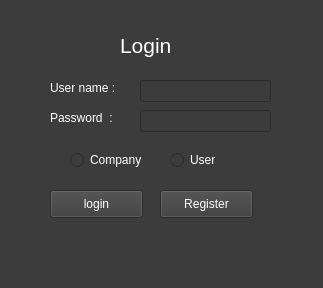
The window that ui_form/Login_UI.ui (Sirawap/PathFinder-Project) describes before a commit, drawn with Qt 5.
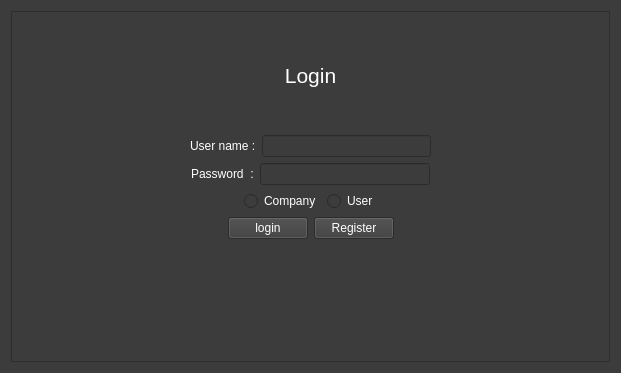
The same window after the commit.

What changed in the file:
```diff
--- a/ui_form/Login_UI.ui
+++ b/ui_form/Login_UI.ui
@@ -6,8 +6,8 @@
    <rect>
     <x>0</x>
     <y>0</y>
-    <width>323</width>
-    <height>288</height>
+    <width>621</width>
+    <height>373</height>
    </rect>
   </property>
   <property name="windowTitle">
@@ -43,47 +43,60 @@
 }
 </string>
   </property>
-  <widget class="QRadioButton" name="radioButton">
+  <layout class="QVBoxLayout" name="verticalLayout_2">
+   <item>
+    <widget class="QScrollArea" name="scrollArea">
+     <property name="widgetResizable">
+      <bool>true</bool>
+     </property>
+     <widget class="QWidget" name="scrollAreaWidgetContents">
    <property name="geometry">
     <rect>
-     <x>70</x>
-     <y>150</y>
-     <width>95</width>
-     <height>20</height>
-    </rect>
-   </property>
+        <x>0</x>
+        <y>0</y>
+        <width>601</width>
+        <height>353</height>
+       </rect>
+      </property>
+      <layout class="QVBoxLayout" name="verticalLayout">
+       <item>
+        <widget class="QLabel" name="label_3">
+         <property name="font">
+          <font>
+           <pointsize>16</pointsize>
+           <weight>50</weight>
+           <italic>false</italic>
+           <bold>false</bold>
+          </font>
+         </property>
    <property name="styleSheet">
     <string notr="true"/>
    </property>
    <property name="text">
-    <string>Company</string>
-   </property>
-  </widget>
-  <widget class="QRadioButton" name="radioButton_2">
-   <property name="geometry">
-    <rect>
-     <x>170</x>
-     <y>150</y>
-     <width>95</width>
+          <string>Login</string>
+         </property>
+         <property name="alignment">
+          <set>Qt::AlignCenter</set>
+         </property>
+        </widget>
+       </item>
+       <item>
+        <layout class="QHBoxLayout" name="horizontalLayout">
+         <item>
+          <spacer name="horizontalSpacer_5">
+           <property name="orientation">
+            <enum>Qt::Horizontal</enum>
+           </property>
+           <property name="sizeHint" stdset="0">
+            <size>
+             <width>40</width>
      <height>20</height>
-    </rect>
-   </property>
-   <property name="styleSheet">
-    <string notr="true"/>
-   </property>
-   <property name="text">
-    <string>User</string>
-   </property>
-  </widget>
+            </size>
+           </property>
+          </spacer>
+         </item>
+         <item>
   <widget class="QLabel" name="label">
-   <property name="geometry">
-    <rect>
-     <x>50</x>
-     <y>80</y>
-     <width>81</width>
-     <height>16</height>
-    </rect>
-   </property>
    <property name="styleSheet">
     <string notr="true"/>
    </property>
@@ -91,31 +104,9 @@
     <string>User name :</string>
    </property>
   </widget>
-  <widget class="QLabel" name="label_2">
-   <property name="geometry">
-    <rect>
-     <x>50</x>
-     <y>110</y>
-     <width>81</width>
-     <height>16</height>
-    </rect>
-   </property>
-   <property name="styleSheet">
-    <string notr="true"/>
-   </property>
-   <property name="text">
-    <string>Password  :</string>
-   </property>
-  </widget>
+         </item>
+         <item>
   <widget class="QLineEdit" name="username">
-   <property name="geometry">
-    <rect>
-     <x>140</x>
-     <y>80</y>
-     <width>131</width>
-     <height>22</height>
-    </rect>
-   </property>
    <property name="layoutDirection">
     <enum>Qt::LeftToRight</enum>
    </property>
@@ -129,15 +120,49 @@
     <bool>true</bool>
    </property>
   </widget>
+         </item>
+         <item>
+          <spacer name="horizontalSpacer_6">
+           <property name="orientation">
+            <enum>Qt::Horizontal</enum>
+           </property>
+           <property name="sizeHint" stdset="0">
+            <size>
+             <width>40</width>
+             <height>20</height>
+            </size>
+           </property>
+          </spacer>
+         </item>
+        </layout>
+       </item>
+       <item>
+        <layout class="QHBoxLayout" name="horizontalLayout_2">
+         <item>
+          <spacer name="horizontalSpacer_7">
+           <property name="orientation">
+            <enum>Qt::Horizontal</enum>
+           </property>
+           <property name="sizeHint" stdset="0">
+            <size>
+             <width>40</width>
+             <height>20</height>
+            </size>
+           </property>
+          </spacer>
+         </item>
+         <item>
+          <widget class="QLabel" name="label_2">
+           <property name="styleSheet">
+            <string notr="true"/>
+           </property>
+           <property name="text">
+            <string>Password  :</string>
+           </property>
+          </widget>
+         </item>
+         <item>
   <widget class="QLineEdit" name="password">
-   <property name="geometry">
-    <rect>
-     <x>140</x>
-     <y>110</y>
-     <width>131</width>
-     <height>22</height>
-    </rect>
-   </property>
    <property name="autoFillBackground">
     <bool>false</bool>
    </property>
@@ -154,15 +179,89 @@
     <enum>QLineEdit::Password</enum>
    </property>
   </widget>
+         </item>
+         <item>
+          <spacer name="horizontalSpacer_8">
+           <property name="orientation">
+            <enum>Qt::Horizontal</enum>
+           </property>
+           <property name="sizeHint" stdset="0">
+            <size>
+             <width>40</width>
+             <height>20</height>
+            </size>
+           </property>
+          </spacer>
+         </item>
+        </layout>
+       </item>
+       <item>
+        <layout class="QHBoxLayout" name="horizontalLayout_3">
+         <item>
+          <spacer name="horizontalSpacer">
+           <property name="orientation">
+            <enum>Qt::Horizontal</enum>
+           </property>
+           <property name="sizeHint" stdset="0">
+            <size>
+             <width>40</width>
+             <height>20</height>
+            </size>
+           </property>
+          </spacer>
+         </item>
+         <item>
+          <widget class="QRadioButton" name="radioButton">
+           <property name="styleSheet">
+            <string notr="true"/>
+           </property>
+           <property name="text">
+            <string>Company</string>
+           </property>
+          </widget>
+         </item>
+         <item>
+          <widget class="QRadioButton" name="radioButton_2">
+           <property name="styleSheet">
+            <string notr="true"/>
+           </property>
+           <property name="text">
+            <string>User</string>
+           </property>
+          </widget>
+         </item>
+         <item>
+          <spacer name="horizontalSpacer_2">
+           <property name="orientation">
+            <enum>Qt::Horizontal</enum>
+           </property>
+           <property name="sizeHint" stdset="0">
+            <size>
+             <width>40</width>
+             <height>20</height>
+            </size>
+           </property>
+          </spacer>
+         </item>
+        </layout>
+       </item>
+       <item>
+        <layout class="QHBoxLayout" name="horizontalLayout_4">
+         <item>
+          <spacer name="horizontalSpacer_3">
+           <property name="orientation">
+            <enum>Qt::Horizontal</enum>
+           </property>
+           <property name="sizeHint" stdset="0">
+            <size>
+             <width>40</width>
+             <height>20</height>
+            </size>
+           </property>
+          </spacer>
+         </item>
+         <item>
   <widget class="QPushButton" name="login_b">
-   <property name="geometry">
-    <rect>
-     <x>50</x>
-     <y>190</y>
-     <width>93</width>
-     <height>28</height>
-    </rect>
-   </property>
    <property name="styleSheet">
     <string notr="true"/>
    </property>
@@ -170,53 +269,31 @@
     <string>login</string>
    </property>
   </widget>
+         </item>
+         <item>
   <widget class="QPushButton" name="reg_b">
-   <property name="geometry">
-    <rect>
-     <x>160</x>
-     <y>190</y>
-     <width>93</width>
-     <height>28</height>
-    </rect>
-   </property>
    <property name="text">
     <string>Register</string>
    </property>
   </widget>
-  <widget class="QLabel" name="label_3">
-   <property name="geometry">
-    <rect>
-     <x>120</x>
-     <y>30</y>
-     <width>71</width>
-     <height>31</height>
-    </rect>
-   </property>
-   <property name="font">
-    <font>
-     <family>Arial</family>
-     <pointsize>16</pointsize>
-     <weight>50</weight>
-     <italic>false</italic>
-     <bold>false</bold>
-    </font>
-   </property>
-   <property name="styleSheet">
-    <string notr="true"/>
-   </property>
-   <property name="text">
-    <string>Login</string>
-   </property>
-  </widget>
+         </item>
+         <item>
+          <spacer name="horizontalSpacer_4">
+           <property name="orientation">
+            <enum>Qt::Horizontal</enum>
+           </property>
+           <property name="sizeHint" stdset="0">
+            <size>
+             <width>40</width>
+             <height>20</height>
+            </size>
+           </property>
+          </spacer>
+         </item>
+        </layout>
+       </item>
+       <item>
   <widget class="QLabel" name="error_label">
-   <property name="geometry">
-    <rect>
-     <x>40</x>
-     <y>230</y>
-     <width>231</width>
-     <height>31</height>
-    </rect>
-   </property>
    <property name="font">
     <font>
      <weight>50</weight>
@@ -231,6 +308,12 @@
     <string/>
    </property>
   </widget>
+       </item>
+      </layout>
+     </widget>
+    </widget>
+   </item>
+  </layout>
  </widget>
  <resources>
   <include location="../resource_pic/source.qrc"/>
```
Lines whose indentation alone changed are shown as unchanged.
